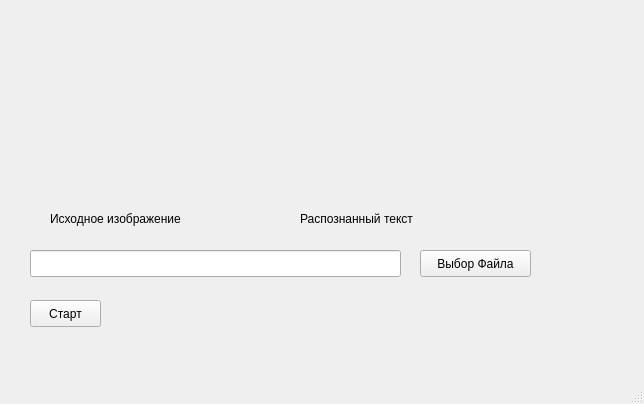
Old version of the form mainwindow.ui in the repository cadovnikxyan/neuralNetwork.
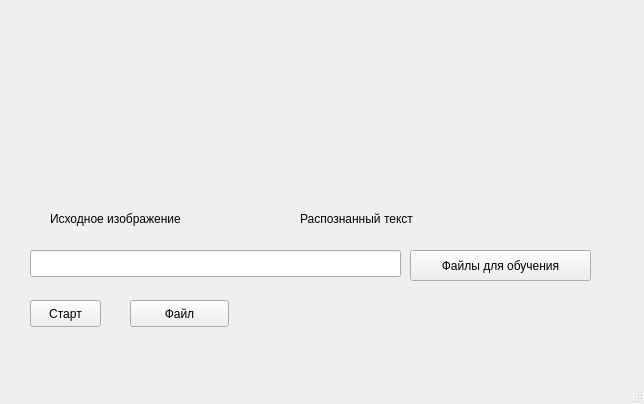
New version of the form.

What changed in the file:
```diff
--- a/mainwindow.ui
+++ b/mainwindow.ui
@@ -37,19 +37,6 @@
      <string>Старт</string>
     </property>
    </widget>
-   <widget class="QPushButton" name="fileDialog">
-    <property name="geometry">
-     <rect>
-      <x>420</x>
-      <y>250</y>
-      <width>111</width>
-      <height>27</height>
-     </rect>
-    </property>
-    <property name="text">
-     <string>Выбор Файла</string>
-    </property>
-   </widget>
    <widget class="QLabel" name="InputImage">
     <property name="geometry">
      <rect>
@@ -102,6 +89,32 @@
      <string>Распознанный текст</string>
     </property>
    </widget>
+   <widget class="QPushButton" name="fileDialog">
+    <property name="geometry">
+     <rect>
+      <x>410</x>
+      <y>250</y>
+      <width>181</width>
+      <height>31</height>
+     </rect>
+    </property>
+    <property name="text">
+     <string>Файлы для обучения</string>
+    </property>
+   </widget>
+   <widget class="QPushButton" name="recognize">
+    <property name="geometry">
+     <rect>
+      <x>130</x>
+      <y>300</y>
+      <width>99</width>
+      <height>27</height>
+     </rect>
+    </property>
+    <property name="text">
+     <string>Файл</string>
+    </property>
+   </widget>
   </widget>
   <widget class="QMenuBar" name="menuBar">
    <property name="geometry">
```
